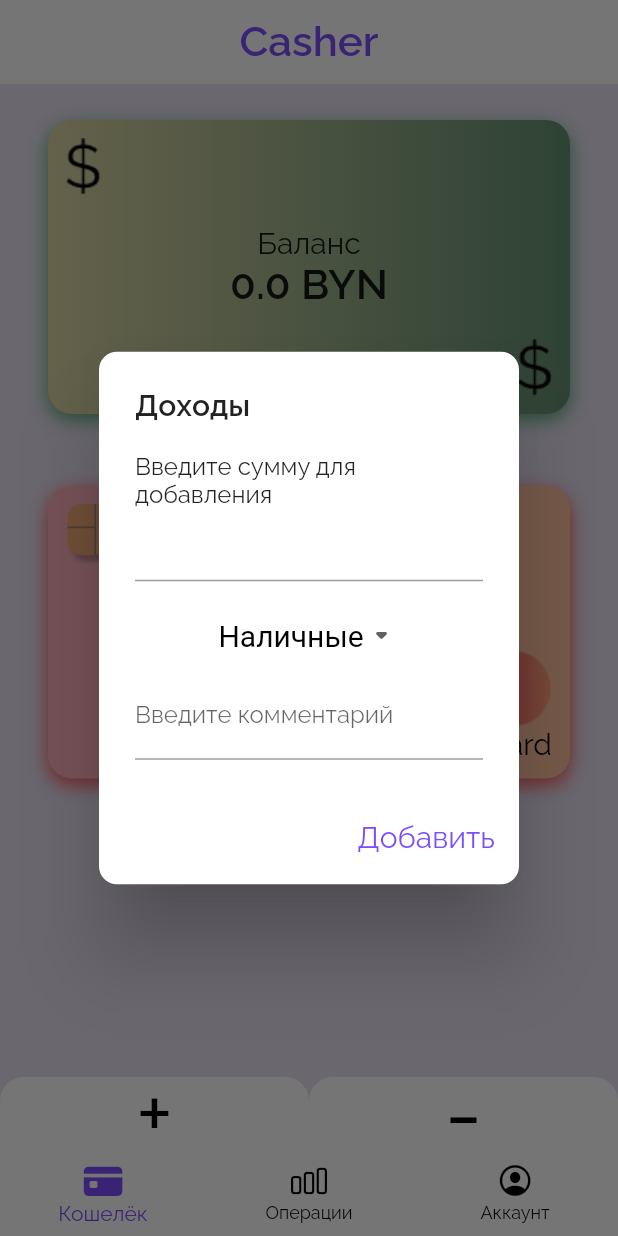
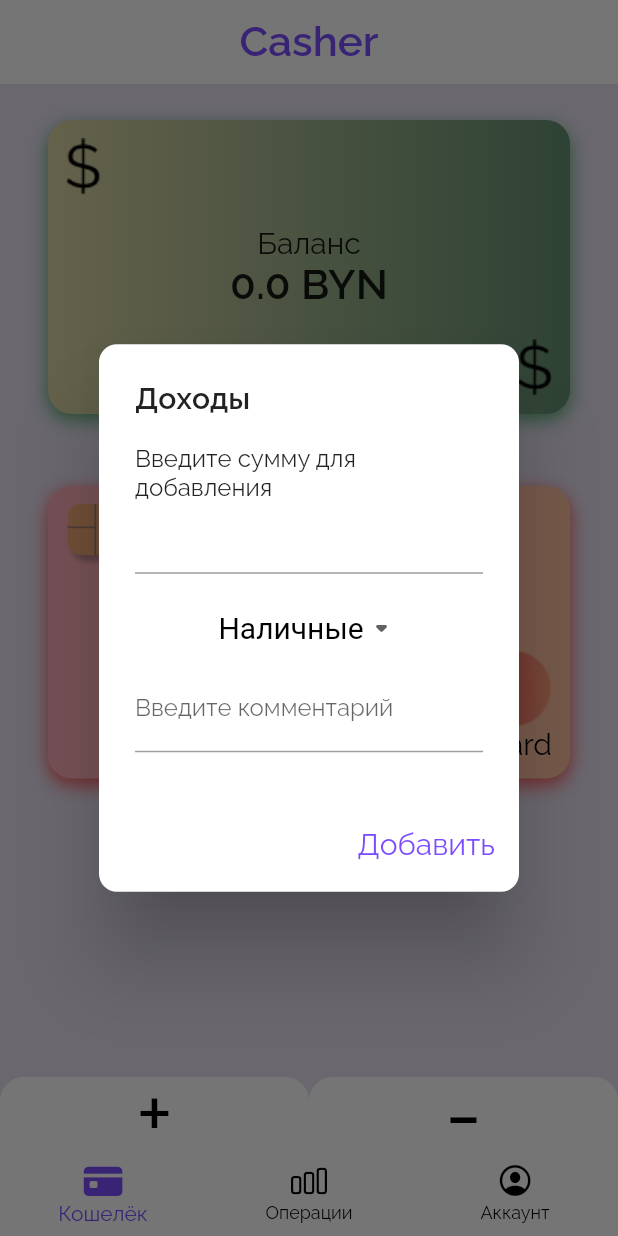
Before and after one commit to matthewvirus/Casher, a Flutter app: the screen it shows once a user with an empty profile is signed in, after a tap on an icon or button, on a phone screen of 412 x 824 dp. Run offline on Flutter 3.47's test engine with Material 2 defaults, Android fonts, the phone set to English and light mode, and no system bars; our stand-ins replace animated_splash_screen, cloud_firestore, drift, firebase_auth, firebase_core; accounts and stored records are empty; generated files the repository leaves out were written again; network calls fail.

Commit message:
Fixed appbar

```diff
--- a/lib/pages/landing.dart
+++ b/lib/pages/landing.dart
@@ -13,15 +13,8 @@ class LandingPage extends StatelessWidget {
     final AuthUser? user = Provider.of<AuthUser?>(context);
     bool isLoggedIn = user != null;
 
-    return isLoggedIn ? Scaffold(
-      appBar: AppBar(
-        elevation: 0,
-        title: const Text('Casher', style: TextStyle(fontWeight: FontWeight.bold, fontSize: 28)),
-        centerTitle: true,
-        backgroundColor: Colors.white,
-        foregroundColor: Colors.deepPurpleAccent,
-      ),
-      body: const BottomNavBar(),
+    return isLoggedIn ? const Scaffold(
+      body: BottomNavBar(),
     ) : const RegisterPage();
   }
 }
--- a/lib/pages/wallet_page.dart
+++ b/lib/pages/wallet_page.dart
@@ -183,6 +183,13 @@ class _WalletPageState extends State<WalletPage> {
   @override
   Widget build(BuildContext context) {
     return Scaffold(
+      appBar: AppBar(
+        elevation: 0,
+        title: const Text('Casher', style: TextStyle(fontWeight: FontWeight.bold, fontSize: 28)),
+        centerTitle: true,
+        backgroundColor: Colors.white,
+        foregroundColor: Colors.deepPurpleAccent,
+      ),
       backgroundColor: const Color(0xFFE7E1F1),
       body: _isLoading? circularBar(): Column(
         mainAxisAlignment: MainAxisAlignment.start,
@@ -485,7 +492,7 @@ class _WalletPageState extends State<WalletPage> {
                   borderRadius: BorderRadius.all(Radius.circular(12))
               ),
               content: SizedBox(
-                height: 200,
+                height: 210,
                 width: 100,
                 child: Column(
                   children: <Widget>[
@@ -605,7 +612,7 @@ class _WalletPageState extends State<WalletPage> {
                   borderRadius: BorderRadius.all(Radius.circular(12))
               ),
               content: SizedBox(
-                height: 200,
+                height: 210,
                 width: 100,
                 child: Column(
                   mainAxisAlignment: MainAxisAlignment.center,
```
Also changed, not shown: lib/pages/category_page.dart (+7 -0 lines), lib/pages/profile_page.dart (+7 -0 lines).
